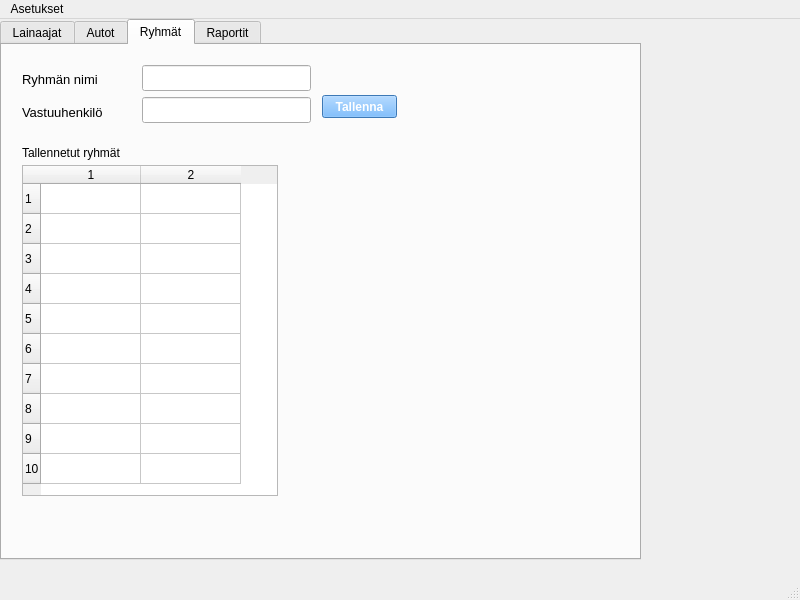
This is administrative.ui in jannatuovinen/Autolainaus as Qt 5 draws it before an edit. The edited form follows.
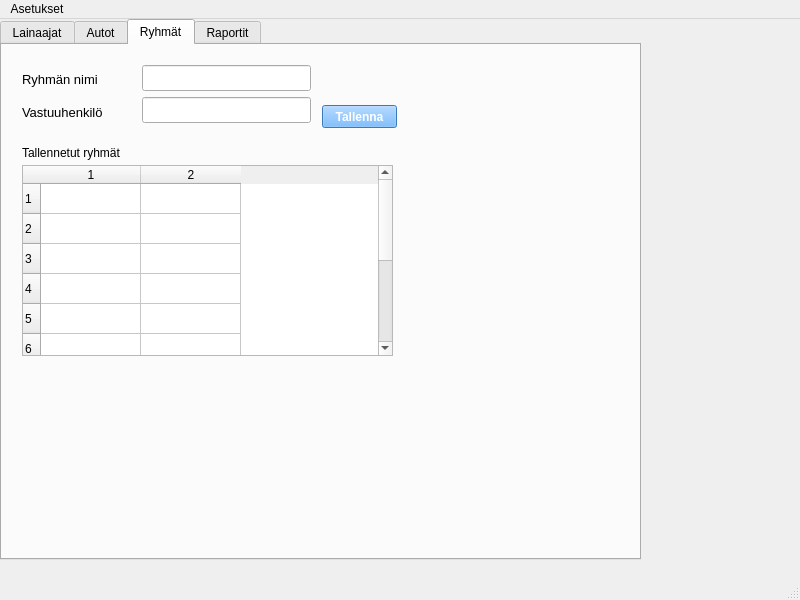
This is the edited form. Icons and pictures are not drawn.

The edit to the form file:
```diff
--- a/administrative.ui
+++ b/administrative.ui
@@ -432,7 +432,7 @@
       <property name="geometry">
        <rect>
         <x>320</x>
-        <y>50</y>
+        <y>60</y>
         <width>75</width>
         <height>23</height>
        </rect>
@@ -455,8 +455,8 @@
        <rect>
         <x>20</x>
         <y>120</y>
-        <width>256</width>
-        <height>331</height>
+        <width>371</width>
+        <height>191</height>
        </rect>
       </property>
       <property name="rowCount">
```
Left out of the diff: 10 changed lines with no effect on the pictures.
